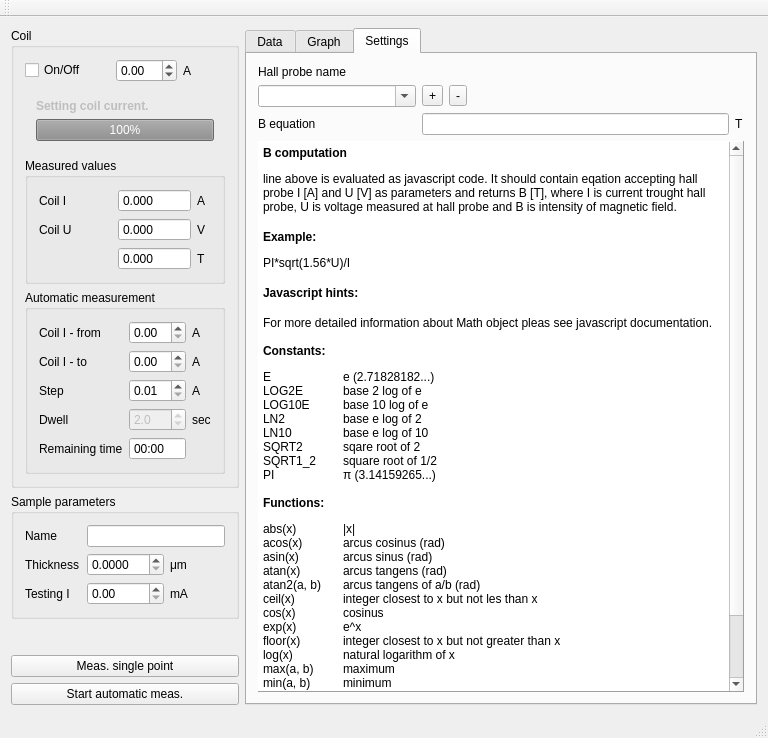
mBr001/hall, file hall/mainwindow.ui: the form before one commit.
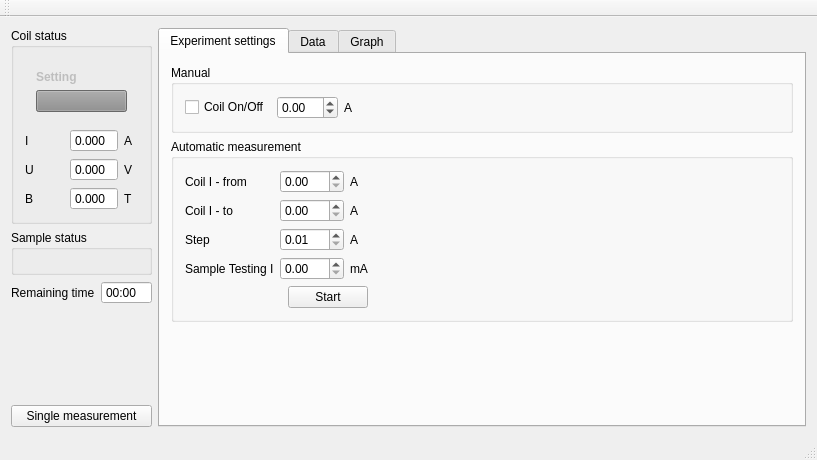
The form after the commit. Custom widgets are drawn as their Qt base class.

Commit message: start rework - configuration is reworked

The edit to the form file:
```diff
--- a/hall/mainwindow.ui
+++ b/hall/mainwindow.ui
@@ -6,8 +6,8 @@
    <rect>
     <x>0</x>
     <y>0</y>
-    <width>768</width>
-    <height>738</height>
+    <width>817</width>
+    <height>460</height>
    </rect>
   </property>
   <property name="windowTitle">
@@ -20,197 +20,12 @@
       <item>
        <layout class="QVBoxLayout" name="verticalLayout">
         <item>
-         <widget class="QGroupBox" name="coilGroupBox">
-          <property name="title">
-           <string>Coil</string>
-          </property>
-          <layout class="QGridLayout" name="gridLayout">
-           <item row="0" column="0" colspan="2">
-            <widget class="QCheckBox" name="coilPowerCheckBox">
-             <property name="toolTip">
-              <string>Power on coil and set up current at wanted walue.</string>
-             </property>
-             <property name="text">
-              <string>On/Off</string>
-             </property>
-            </widget>
-           </item>
-           <item row="0" column="3">
-            <widget class="QLabel" name="label">
-             <property name="text">
-              <string>A</string>
-             </property>
-            </widget>
-           </item>
-           <item row="0" column="2">
-            <widget class="QDoubleSpinBox" name="coilCurrDoubleSpinBox">
-             <property name="toolTip">
-              <string>Wanted value of current passing trought coil.</string>
-             </property>
-             <property name="decimals">
-              <number>2</number>
-             </property>
-             <property name="minimum">
-              <double>-99.000000000000000</double>
-             </property>
-             <property name="singleStep">
-              <double>0.010000000000000</double>
-             </property>
-            </widget>
-           </item>
-           <item row="3" column="0" colspan="4">
-            <widget class="QGroupBox" name="groupBox">
-             <property name="title">
-              <string>Automatic measurement</string>
-             </property>
-             <layout class="QGridLayout" name="gridLayout_8">
-              <item row="0" column="2">
-               <widget class="QLabel" name="label_21">
-                <property name="sizePolicy">
-                 <sizepolicy hsizetype="Maximum" vsizetype="Preferred">
-                  <horstretch>0</horstretch>
-                  <verstretch>0</verstretch>
-                 </sizepolicy>
-                </property>
-                <property name="text">
-                 <string>A</string>
-                </property>
-               </widget>
-              </item>
-              <item row="0" column="1">
-               <widget class="QDoubleSpinBox" name="coilCurrMinDoubleSpinBox">
-                <property name="singleStep">
-                 <double>0.100000000000000</double>
-                </property>
-               </widget>
-              </item>
-              <item row="0" column="0">
-               <widget class="QLabel" name="label_17">
-                <property name="text">
-                 <string>Coil I - from</string>
-                </property>
-               </widget>
-              </item>
-              <item row="1" column="0">
-               <widget class="QLabel" name="label_16">
-                <property name="text">
-                 <string>Coil I - to</string>
-                </property>
-               </widget>
-              </item>
-              <item row="1" column="1">
-               <widget class="QDoubleSpinBox" name="coilCurrMaxDoubleSpinBox">
-                <property name="singleStep">
-                 <double>0.100000000000000</double>
-                </property>
-               </widget>
-              </item>
-              <item row="1" column="2">
-               <widget class="QLabel" name="label_22">
-                <property name="sizePolicy">
-                 <sizepolicy hsizetype="Maximum" vsizetype="Preferred">
-                  <horstretch>0</horstretch>
-                  <verstretch>0</verstretch>
-                 </sizepolicy>
-                </property>
-                <property name="text">
-                 <string>A</string>
-                </property>
-               </widget>
-              </item>
-              <item row="2" column="0">
-               <widget class="QLabel" name="label_11">
-                <property name="text">
-                 <string>Step</string>
-                </property>
-               </widget>
-              </item>
-              <item row="2" column="1">
-               <widget class="QDoubleSpinBox" name="coilCurrStepDoubleSpinBox">
-                <property name="toolTip">
-                 <string>Step for current value for automated measurement.</string>
-                </property>
-                <property name="minimum">
-                 <double>0.010000000000000</double>
-                </property>
-                <property name="singleStep">
-                 <double>0.010000000000000</double>
-                </property>
-               </widget>
-              </item>
-              <item row="2" column="2">
-               <widget class="QLabel" name="label_12">
-                <property name="sizePolicy">
-                 <sizepolicy hsizetype="Maximum" vsizetype="Preferred">
-                  <horstretch>0</horstretch>
-                  <verstretch>0</verstretch>
-                 </sizepolicy>
-                </property>
-                <property name="text">
-                 <string>A</string>
-                </property>
-               </widget>
-              </item>
-              <item row="3" column="0">
-               <widget class="QLabel" name="label_4">
-                <property name="text">
-                 <string>Dwell</string>
-                </property>
-               </widget>
-              </item>
-              <item row="3" column="1">
-               <widget class="QDoubleSpinBox" name="coilDwellDoubleSpinBox">
-                <property name="enabled">
-                 <bool>false</bool>
-                </property>
-                <property name="toolTip">
-                 <string>Dwell betwen coil current change and begin of new measurement.</string>
-                </property>
-                <property name="decimals">
-                 <number>1</number>
-                </property>
-                <property name="value">
-                 <double>2.000000000000000</double>
-                </property>
-               </widget>
-              </item>
-              <item row="3" column="2">
-               <widget class="QLabel" name="label_9">
-                <property name="text">
-                 <string>sec</string>
-                </property>
-               </widget>
-              </item>
-              <item row="4" column="0">
-               <widget class="QLabel" name="label_28">
-                <property name="text">
-                 <string>Remaining time</string>
-                </property>
-               </widget>
-              </item>
-              <item row="4" column="1">
-               <widget class="QTimeEdit" name="remainsTimeEdit">
-                <property name="readOnly">
-                 <bool>true</bool>
-                </property>
-                <property name="buttonSymbols">
-                 <enum>QAbstractSpinBox::NoButtons</enum>
-                </property>
-                <property name="displayFormat">
-                 <string>hh:mm</string>
-                </property>
-               </widget>
-              </item>
-             </layout>
-            </widget>
-           </item>
-           <item row="2" column="0" colspan="4">
             <widget class="QGroupBox" name="groupBox_2">
              <property name="title">
-              <string>Measured values</string>
+           <string>Coil status</string>
              </property>
              <layout class="QGridLayout" name="gridLayout_9">
-              <item row="0" column="1">
+           <item row="1" column="1">
                <widget class="QDoubleSpinBox" name="coilCurrMeasDoubleSpinBox">
                 <property name="toolTip">
                  <string>Measured value of current passing trought coil.</string>
@@ -226,7 +41,7 @@
                 </property>
                </widget>
               </item>
-              <item row="0" column="2">
+           <item row="1" column="2">
                <widget class="QLabel" name="label_8">
                 <property name="sizePolicy">
                  <sizepolicy hsizetype="Maximum" vsizetype="Preferred">
@@ -239,7 +54,7 @@
                 </property>
                </widget>
               </item>
-              <item row="1" column="1">
+           <item row="2" column="1">
                <widget class="QDoubleSpinBox" name="coilVoltMeasDoubleSpinBox">
                 <property name="toolTip">
                  <string>Measured value of voltage at coil.</string>
@@ -255,7 +70,7 @@
                 </property>
                </widget>
               </item>
-              <item row="2" column="1">
+           <item row="3" column="1">
                <widget class="QDoubleSpinBox" name="coilBDoubleSpinBox">
                 <property name="readOnly">
                  <bool>true</bool>
@@ -277,7 +92,7 @@
                 </property>
                </widget>
               </item>
-              <item row="1" column="2">
+           <item row="2" column="2">
                <widget class="QLabel" name="label_2">
                 <property name="sizePolicy">
                  <sizepolicy hsizetype="Maximum" vsizetype="Preferred">
@@ -290,7 +105,7 @@
                 </property>
                </widget>
               </item>
-              <item row="2" column="2">
+           <item row="3" column="2">
                <widget class="QLabel" name="label_13">
                 <property name="sizePolicy">
                  <sizepolicy hsizetype="Maximum" vsizetype="Preferred">
@@ -303,36 +118,49 @@
                 </property>
                </widget>
               </item>
-              <item row="0" column="0">
+           <item row="1" column="0">
                <widget class="QLabel" name="label_5">
                 <property name="text">
-                 <string>Coil I</string>
+              <string>I</string>
                 </property>
                </widget>
               </item>
-              <item row="1" column="0">
+           <item row="2" column="0">
                <widget class="QLabel" name="label_6">
                 <property name="text">
-                 <string>Coil U</string>
+              <string>U</string>
                 </property>
                </widget>
               </item>
-              <item row="2" column="0">
+           <item row="3" column="0">
                <widget class="QLabel" name="label_7">
                 <property name="text">
-                 <string/>
+              <string>B</string>
                 </property>
                </widget>
               </item>
-             </layout>
-            </widget>
-           </item>
-           <item row="1" column="0" colspan="4">
+           <item row="0" column="0" colspan="3">
             <widget class="QWidget" name="sweepingWidget" native="true">
              <property name="enabled">
               <bool>false</bool>
              </property>
              <layout class="QGridLayout" name="gridLayout_4">
+              <item row="2" column="0">
+               <widget class="QProgressBar" name="sweepingProgressBar">
+                <property name="sizePolicy">
+                 <sizepolicy hsizetype="Minimum" vsizetype="Fixed">
+                  <horstretch>0</horstretch>
+                  <verstretch>0</verstretch>
+                 </sizepolicy>
+                </property>
+                <property name="value">
+                 <number>100</number>
+                </property>
+                <property name="textVisible">
+                 <bool>false</bool>
+                </property>
+               </widget>
+              </item>
               <item row="1" column="0">
                <widget class="QLabel" name="sweepingLabel">
                 <property name="font">
@@ -342,20 +170,7 @@
                  </font>
                 </property>
                 <property name="text">
-                 <string>Setting coil current.</string>
-                </property>
-               </widget>
-              </item>
-              <item row="2" column="0">
-               <widget class="QProgressBar" name="sweepingProgressBar">
-                <property name="sizePolicy">
-                 <sizepolicy hsizetype="Minimum" vsizetype="Fixed">
-                  <horstretch>0</horstretch>
-                  <verstretch>0</verstretch>
-                 </sizepolicy>
-                </property>
-                <property name="value">
-                 <number>100</number>
+                 <string>Setting</string>
                 </property>
                </widget>
               </item>
@@ -366,46 +181,228 @@
          </widget>
         </item>
         <item>
-         <widget class="QGroupBox" name="sampleGroupBox">
+         <widget class="QGroupBox" name="coilGroupBox">
           <property name="title">
-           <string>Sample parameters</string>
+           <string>Sample status</string>
           </property>
+          <layout class="QGridLayout" name="gridLayout"/>
+         </widget>
+        </item>
+        <item>
+         <layout class="QHBoxLayout" name="horizontalLayout_2">
+          <item>
+           <widget class="QLabel" name="label_28">
+            <property name="text">
+             <string>Remaining time</string>
+            </property>
+           </widget>
+          </item>
+          <item>
+           <widget class="QTimeEdit" name="remainsTimeEdit">
+            <property name="readOnly">
+             <bool>true</bool>
+            </property>
+            <property name="buttonSymbols">
+             <enum>QAbstractSpinBox::NoButtons</enum>
+            </property>
+            <property name="displayFormat">
+             <string>hh:mm</string>
+            </property>
+           </widget>
+          </item>
+         </layout>
+        </item>
+        <item>
+         <spacer name="verticalSpacer_2">
+          <property name="orientation">
+           <enum>Qt::Vertical</enum>
+          </property>
+          <property name="sizeHint" stdset="0">
+           <size>
+            <width>20</width>
+            <height>40</height>
+           </size>
+          </property>
+         </spacer>
+        </item>
+        <item>
+         <widget class="QPushButton" name="measurePushButton">
+          <property name="toolTip">
+           <string>Take snapshot of current measured values.</string>
+          </property>
+          <property name="text">
+           <string>Single measurement</string>
+          </property>
+         </widget>
+        </item>
+       </layout>
+      </item>
+      <item>
+       <widget class="QTabWidget" name="tabWidget">
+        <property name="currentIndex">
+         <number>0</number>
+        </property>
+        <widget class="QWidget" name="tab_3">
+         <attribute name="title">
+          <string>Experiment settings</string>
+         </attribute>
           <layout class="QGridLayout" name="gridLayout_3">
            <item row="0" column="0">
-            <widget class="QLabel" name="label_24">
-             <property name="text">
-              <string>Name</string>
-             </property>
-            </widget>
-           </item>
-           <item row="0" column="1" colspan="2">
-            <widget class="QLineEdit" name="sampleNameLineEdit"/>
-           </item>
-           <item row="1" column="0">
-            <widget class="QLabel" name="label_20">
+           <widget class="QGroupBox" name="groupBox_3">
+            <property name="title">
+             <string>Manual</string>
+            </property>
+            <layout class="QGridLayout" name="gridLayout_7">
+             <item row="0" column="0">
+              <widget class="QCheckBox" name="coilPowerCheckBox">
+               <property name="toolTip">
+                <string>Power on coil and set up current at wanted walue.</string>
+               </property>
              <property name="text">
-              <string>Thickness</string>
+                <string>Coil On/Off</string>
              </property>
             </widget>
            </item>
-           <item row="1" column="1">
-            <widget class="QDoubleSpinBox" name="sampleThicknessDoubleSpinBox">
+             <item row="0" column="1">
+              <widget class="QDoubleSpinBox" name="coilCurrDoubleSpinBox">
+               <property name="toolTip">
+                <string>Wanted value of current passing trought coil.</string>
+               </property>
              <property name="decimals">
-              <number>4</number>
-             </property>
-             <property name="maximum">
-              <double>999.990000000000009</double>
+                <number>2</number>
+               </property>
+               <property name="minimum">
+                <double>-99.000000000000000</double>
+               </property>
+               <property name="singleStep">
+                <double>0.010000000000000</double>
+               </property>
+              </widget>
+             </item>
+             <item row="0" column="2">
+              <widget class="QLabel" name="label">
+               <property name="text">
+                <string>A</string>
+               </property>
+              </widget>
+             </item>
+             <item row="0" column="3">
+              <spacer name="horizontalSpacer_3">
+               <property name="orientation">
+                <enum>Qt::Horizontal</enum>
+               </property>
+               <property name="sizeHint" stdset="0">
+                <size>
+                 <width>400</width>
+                 <height>20</height>
+                </size>
+               </property>
+              </spacer>
+             </item>
+            </layout>
+           </widget>
+          </item>
+          <item row="1" column="0">
+           <widget class="QGroupBox" name="groupBox">
+            <property name="title">
+             <string>Automatic measurement</string>
+            </property>
+            <layout class="QGridLayout" name="gridLayout_8">
+             <item row="0" column="2">
+              <widget class="QLabel" name="label_21">
+               <property name="sizePolicy">
+                <sizepolicy hsizetype="Maximum" vsizetype="Preferred">
+                 <horstretch>0</horstretch>
+                 <verstretch>0</verstretch>
+                </sizepolicy>
+               </property>
+               <property name="text">
+                <string>A</string>
+               </property>
+              </widget>
+             </item>
+             <item row="0" column="1">
+              <widget class="QDoubleSpinBox" name="coilCurrMinDoubleSpinBox">
+               <property name="singleStep">
+                <double>0.100000000000000</double>
+               </property>
+              </widget>
+             </item>
+             <item row="0" column="0">
+              <widget class="QLabel" name="label_17">
+               <property name="text">
+                <string>Coil I - from</string>
+               </property>
+              </widget>
+             </item>
+             <item row="1" column="0">
+              <widget class="QLabel" name="label_16">
+               <property name="text">
+                <string>Coil I - to</string>
+               </property>
+              </widget>
+             </item>
+             <item row="1" column="1">
+              <widget class="QDoubleSpinBox" name="coilCurrMaxDoubleSpinBox">
+               <property name="singleStep">
+                <double>0.100000000000000</double>
+               </property>
+              </widget>
+             </item>
+             <item row="1" column="2">
+              <widget class="QLabel" name="label_22">
+               <property name="sizePolicy">
+                <sizepolicy hsizetype="Maximum" vsizetype="Preferred">
+                 <horstretch>0</horstretch>
+                 <verstretch>0</verstretch>
+                </sizepolicy>
+               </property>
+               <property name="text">
+                <string>A</string>
              </property>
             </widget>
            </item>
            <item row="2" column="0">
+              <widget class="QLabel" name="label_11">
+               <property name="text">
+                <string>Step</string>
+               </property>
+              </widget>
+             </item>
+             <item row="2" column="1">
+              <widget class="QDoubleSpinBox" name="coilCurrStepDoubleSpinBox">
+               <property name="toolTip">
+                <string>Step for current value for automated measurement.</string>
+               </property>
+               <property name="minimum">
+                <double>0.010000000000000</double>
+               </property>
+               <property name="singleStep">
+                <double>0.010000000000000</double>
+               </property>
+              </widget>
+             </item>
+             <item row="2" column="2">
+              <widget class="QLabel" name="label_12">
+               <property name="sizePolicy">
+                <sizepolicy hsizetype="Maximum" vsizetype="Preferred">
+                 <horstretch>0</horstretch>
+                 <verstretch>0</verstretch>
+                </sizepolicy>
+               </property>
+               <property name="text">
+                <string>A</string>
+               </property>
+              </widget>
+             </item>
+             <item row="4" column="0">
             <widget class="QLabel" name="label_23">
              <property name="text">
-              <string>Testing I</string>
+                <string>Sample Testing I</string>
              </property>
             </widget>
            </item>
-           <item row="2" column="1">
+             <item row="4" column="1">
             <widget class="QDoubleSpinBox" name="sampleCurrDoubleSpinBox">
              <property name="decimals">
               <number>2</number>
@@ -418,63 +415,76 @@
              </property>
             </widget>
            </item>
-           <item row="1" column="2">
-            <widget class="QLabel" name="label_19">
-             <property name="text">
-              <string>μm</string>
-             </property>
-            </widget>
-           </item>
-           <item row="2" column="2">
+             <item row="4" column="2">
             <widget class="QLabel" name="label_3">
              <property name="text">
               <string>mA</string>
              </property>
             </widget>
            </item>
-          </layout>
-         </widget>
-        </item>
+             <item row="5" column="0" colspan="3">
+              <layout class="QHBoxLayout" name="horizontalLayout_3">
         <item>
-         <spacer name="verticalSpacer">
+                <spacer name="horizontalSpacer">
           <property name="orientation">
-           <enum>Qt::Vertical</enum>
+                  <enum>Qt::Horizontal</enum>
           </property>
           <property name="sizeHint" stdset="0">
            <size>
-            <width>20</width>
-            <height>40</height>
+                   <width>40</width>
+                   <height>20</height>
            </size>
           </property>
          </spacer>
         </item>
-        <item>
-         <widget class="QPushButton" name="measurePushButton">
-          <property name="toolTip">
-           <string>Take snapshot of current measured values.</string>
-          </property>
-          <property name="text">
-           <string>Meas. single point</string>
-          </property>
-         </widget>
-        </item>
         <item>
          <widget class="QPushButton" name="startPushButton">
           <property name="toolTip">
            <string>Start fully automatized measurement.</string>
           </property>
           <property name="text">
-           <string>Start automatic meas.</string>
+                  <string>Start</string>
           </property>
          </widget>
         </item>
        </layout>
       </item>
-      <item>
-       <widget class="QTabWidget" name="tabWidget">
-        <property name="currentIndex">
-         <number>2</number>
-        </property>
+             <item row="2" column="3">
+              <spacer name="horizontalSpacer_2">
+               <property name="orientation">
+                <enum>Qt::Horizontal</enum>
+               </property>
+               <property name="sizeHint" stdset="0">
+                <size>
+                 <width>40</width>
+                 <height>20</height>
+                </size>
+               </property>
+              </spacer>
+             </item>
+            </layout>
+           </widget>
+          </item>
+          <item row="2" column="0">
+           <spacer name="verticalSpacer">
+            <property name="orientation">
+             <enum>Qt::Vertical</enum>
+            </property>
+            <property name="sizeHint" stdset="0">
+             <size>
+              <width>20</width>
+              <height>40</height>
+             </size>
+            </property>
+           </spacer>
+          </item>
+         </layout>
+         <zorder>sweepingLabel</zorder>
+         <zorder>sweepingProgressBar</zorder>
+         <zorder>groupBox</zorder>
+         <zorder>groupBox_3</zorder>
+         <zorder>verticalSpacer</zorder>
+        </widget>
         <widget class="QWidget" name="tab">
          <attribute name="title">
           <string>Data</string>
@@ -544,110 +554,6 @@
           </item>
          </layout>
         </widget>
-        <widget class="QWidget" name="tab_3">
-         <attribute name="title">
-          <string>Settings</string>
-         </attribute>
-         <layout class="QGridLayout" name="gridLayout_7">
-          <item row="0" column="0">
-           <widget class="QLabel" name="label_15">
-            <property name="text">
-             <string>Hall probe name</string>
-            </property>
-           </widget>
-          </item>
-          <item row="1" column="0">
-           <widget class="QComboBox" name="hallProbeNameComboBox">
-            <property name="editable">
-             <bool>true</bool>
-            </property>
-            <property name="minimumContentsLength">
-             <number>16</number>
-            </property>
-           </widget>
-          </item>
-          <item row="2" column="0">
-           <widget class="QLabel" name="label_14">
-            <property name="text">
-             <string>B equation</string>
-            </property>
-           </widget>
-          </item>
-          <item row="4" column="0" colspan="3">
-           <widget class="QTextEdit" name="textEdit">
-            <property name="frameShape">
-             <enum>QFrame::Panel</enum>
-            </property>
-            <property name="frameShadow">
-             <enum>QFrame::Raised</enum>
-            </property>
-            <property name="readOnly">
-             <bool>true</bool>
-            </property>
-            <property name="html">
-             <string>&lt;!DOCTYPE HTML PUBLIC &quot;-//W3C//DTD HTML 4.0//EN&quot; &quot;http://www.w3.org/TR/REC-html40/strict.dtd&quot;&gt;
-&lt;html&gt;&lt;head&gt;&lt;meta name=&quot;qrichtext&quot; content=&quot;1&quot; /&gt;&lt;style type=&quot;text/css&quot;&gt;
-p, li { white-space: pre-wrap; }
-&lt;/style&gt;&lt;/head&gt;&lt;body style=&quot; font-family:'Sans Serif'; font-size:10pt; font-weight:400; font-style:normal;&quot;&gt;
-&lt;p style=&quot; margin-top:18px; margin-bottom:12px; margin-left:0px; margin-right:0px; -qt-block-indent:0; text-indent:0px;&quot;&gt;&lt;span style=&quot; font-size:9pt; font-weight:600;&quot;&gt;B computation&lt;/span&gt;&lt;/p&gt;
-&lt;p style=&quot; margin-top:12px; margin-bottom:12px; margin-left:0px; margin-right:0px; -qt-block-indent:0; text-indent:0px;&quot;&gt;&lt;span style=&quot; font-size:9pt;&quot;&gt;line above is evaluated as javascript code. It should contain eqation accepting hall probe &lt;/span&gt;&lt;span style=&quot; font-family:'Courier New,courier'; font-size:9pt;&quot;&gt;I&lt;/span&gt;&lt;span style=&quot; font-size:9pt;&quot;&gt; [A] and &lt;/span&gt;&lt;span style=&quot; font-family:'Courier New,courier'; font-size:9pt;&quot;&gt;U&lt;/span&gt;&lt;span style=&quot; font-size:9pt;&quot;&gt; [V] as parameters and returns &lt;/span&gt;&lt;span style=&quot; font-family:'Courier New,courier'; font-size:9pt;&quot;&gt;B&lt;/span&gt;&lt;span style=&quot; font-size:9pt;&quot;&gt; [T], where &lt;/span&gt;&lt;span style=&quot; font-family:'Courier New,courier'; font-size:9pt;&quot;&gt;I&lt;/span&gt;&lt;span style=&quot; font-size:9pt;&quot;&gt; is current trought hall probe, &lt;/span&gt;&lt;span style=&quot; font-family:'Courier New,courier'; font-size:9pt;&quot;&gt;U&lt;/span&gt;&lt;span style=&quot; font-size:9pt;&quot;&gt; is voltage measured at hall probe and &lt;/span&gt;&lt;span style=&quot; font-family:'Courier New,courier'; font-size:9pt;&quot;&gt;B&lt;/span&gt;&lt;span style=&quot; font-size:9pt;&quot;&gt; is intensity of magnetic field.&lt;/span&gt;&lt;/p&gt;
-&lt;p style=&quot; margin-top:16px; margin-bottom:12px; margin-left:0px; margin-right:0px; -qt-block-indent:0; text-indent:0px;&quot;&gt;&lt;span style=&quot; font-size:9pt; font-weight:600;&quot;&gt;Example:&lt;/span&gt;&lt;/p&gt;
-&lt;p style=&quot; margin-top:12px; margin-bottom:12px; margin-left:0px; margin-right:0px; -qt-block-indent:0; text-indent:0px;&quot;&gt;&lt;span style=&quot; font-family:'Courier New,courier'; font-size:9pt;&quot;&gt;PI*sqrt(1.56*U)/I&lt;/span&gt;&lt;/p&gt;
-&lt;p style=&quot; margin-top:16px; margin-bottom:12px; margin-left:0px; margin-right:0px; -qt-block-indent:0; text-indent:0px;&quot;&gt;&lt;span style=&quot; font-size:9pt; font-weight:600;&quot;&gt;Javascript hints:&lt;/span&gt;&lt;/p&gt;
-&lt;p style=&quot; margin-top:16px; margin-bottom:12px; margin-left:0px; margin-right:0px; -qt-block-indent:0; text-indent:0px;&quot;&gt;&lt;span style=&quot; font-size:9pt;&quot;&gt;For more detailed information about Math object pleas see javascript documentation.&lt;/span&gt;&lt;/p&gt;
-&lt;p style=&quot; margin-top:14px; margin-bottom:12px; margin-left:0px; margin-right:0px; -qt-block-indent:0; text-indent:0px;&quot;&gt;&lt;span style=&quot; font-size:9pt; font-weight:600;&quot;&gt;Constants:&lt;/span&gt;&lt;/p&gt;
-&lt;p style=&quot; margin-top:12px; margin-bottom:12px; margin-left:0px; margin-right:0px; -qt-block-indent:0; text-indent:0px;&quot;&gt;&lt;span style=&quot; font-family:'Courier New,courier'; font-size:9pt;&quot;&gt;E	e (2.71828182...)&lt;br /&gt;LOG2E	base 2 log of e&lt;br /&gt;LOG10E	base 10 log of e&lt;br /&gt;LN2	base e log of 2&lt;br /&gt;LN10	base e log of 10&lt;br /&gt;SQRT2	sqare root of 2&lt;br /&gt;SQRT1_2	square root of 1/2&lt;br /&gt;PI	π (3.14159265...)&lt;/span&gt;&lt;/p&gt;
-&lt;p style=&quot; margin-top:14px; margin-bottom:12px; margin-left:0px; margin-right:0px; -qt-block-indent:0; text-indent:0px;&quot;&gt;&lt;span style=&quot; font-size:9pt; font-weight:600;&quot;&gt;Functions:&lt;/span&gt;&lt;/p&gt;
-&lt;p style=&quot; margin-top:12px; margin-bottom:12px; margin-left:0px; margin-right:0px; -qt-block-indent:0; text-indent:0px;&quot;&gt;&lt;span style=&quot; font-family:'Courier New,courier'; font-size:9pt;&quot;&gt;abs(x)	|x|&lt;br /&gt;acos(x)	arcus cosinus (rad)&lt;br /&gt;asin(x)	arcus sinus (rad)&lt;br /&gt;atan(x)	arcus tangens (rad)&lt;br /&gt;atan2(a, b)	arcus tangens of a/b (rad)&lt;br /&gt;ceil(x)	integer closest to x but not les than x&lt;br /&gt;cos(x)	cosinus&lt;br /&gt;exp(x)	e^x&lt;br /&gt;floor(x)	integer closest to x but not greater than x&lt;br /&gt;log(x)	natural logarithm of x&lt;br /&gt;max(a, b)	maximum&lt;br /&gt;min(a, b)	minimum&lt;br /&gt;pow(x, y)	x^y&lt;br /&gt;random()	random number in range 0. - 1.&lt;br /&gt;round(x)	integer closest to x&lt;br /&gt;sqrt(x)	square root of x&lt;br /&gt;tan(x)	tangent&lt;/span&gt;&lt;/p&gt;&lt;/body&gt;&lt;/html&gt;</string>
-            </property>
-            <property name="textInteractionFlags">
-             <set>Qt::TextSelectableByKeyboard|Qt::TextSelectableByMouse</set>
-            </property>
-           </widget>
-          </item>
-          <item row="2" column="1">
-           <widget class="QLineEdit" name="hallProbeEquationBLineEdit"/>
-          </item>
-          <item row="2" column="2">
-           <widget class="QLabel" name="label_18">
-            <property name="text">
-             <string>T</string>
-            </property>
-           </widget>
-          </item>
-          <item row="1" column="1" colspan="2">
-           <layout class="QHBoxLayout" name="horizontalLayout_2">
-            <item>
-             <widget class="QToolButton" name="hallProbeSaveToolButton">
-              <property name="text">
-               <string>+</string>
-              </property>
-             </widget>
-            </item>
-            <item>
-             <widget class="QToolButton" name="hallProbeDeleteToolButton">
-              <property name="text">
-               <string>-</string>
-              </property>
-             </widget>
-            </item>
-            <item>
-             <spacer name="horizontalSpacer">
-              <property name="orientation">
-               <enum>Qt::Horizontal</enum>
-              </property>
-              <property name="sizeHint" stdset="0">
-               <size>
-                <width>40</width>
-                <height>20</height>
-               </size>
-              </property>
-             </spacer>
-            </item>
-           </layout>
-          </item>
-         </layout>
-        </widget>
        </widget>
       </item>
      </layout>
```
Lines whose indentation alone changed are shown as unchanged. The commit also changes 9 other files.
